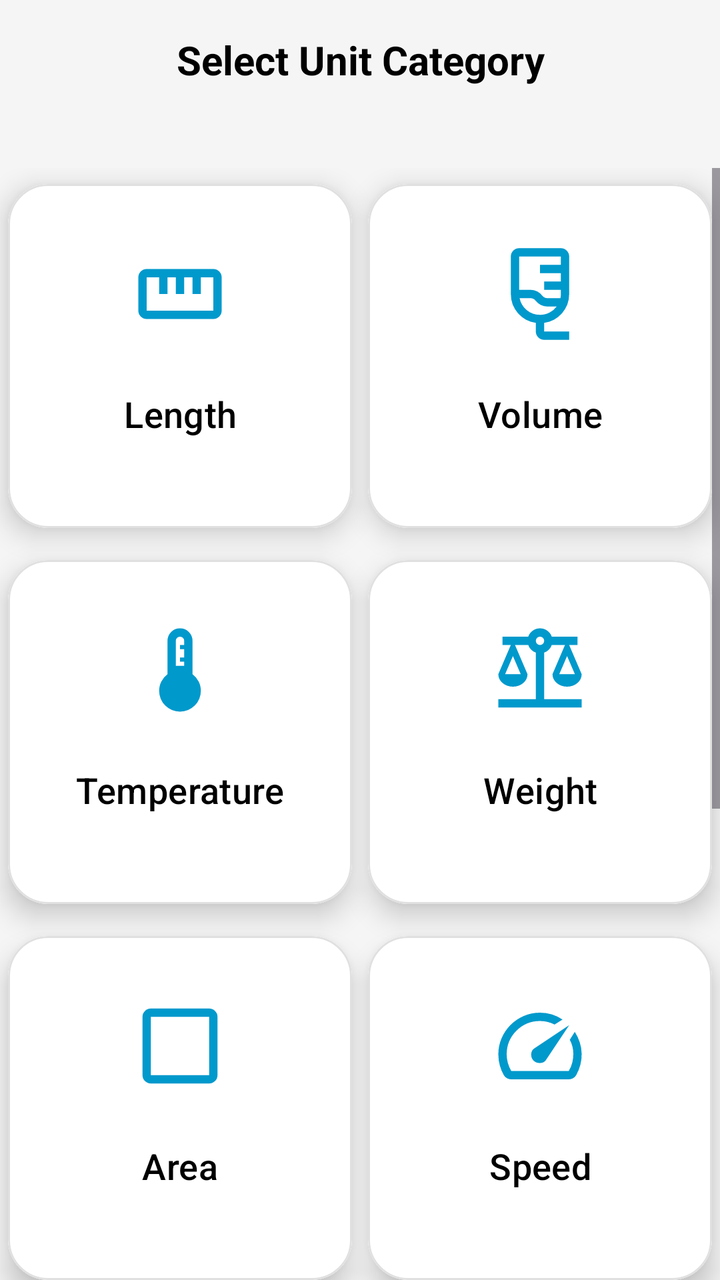
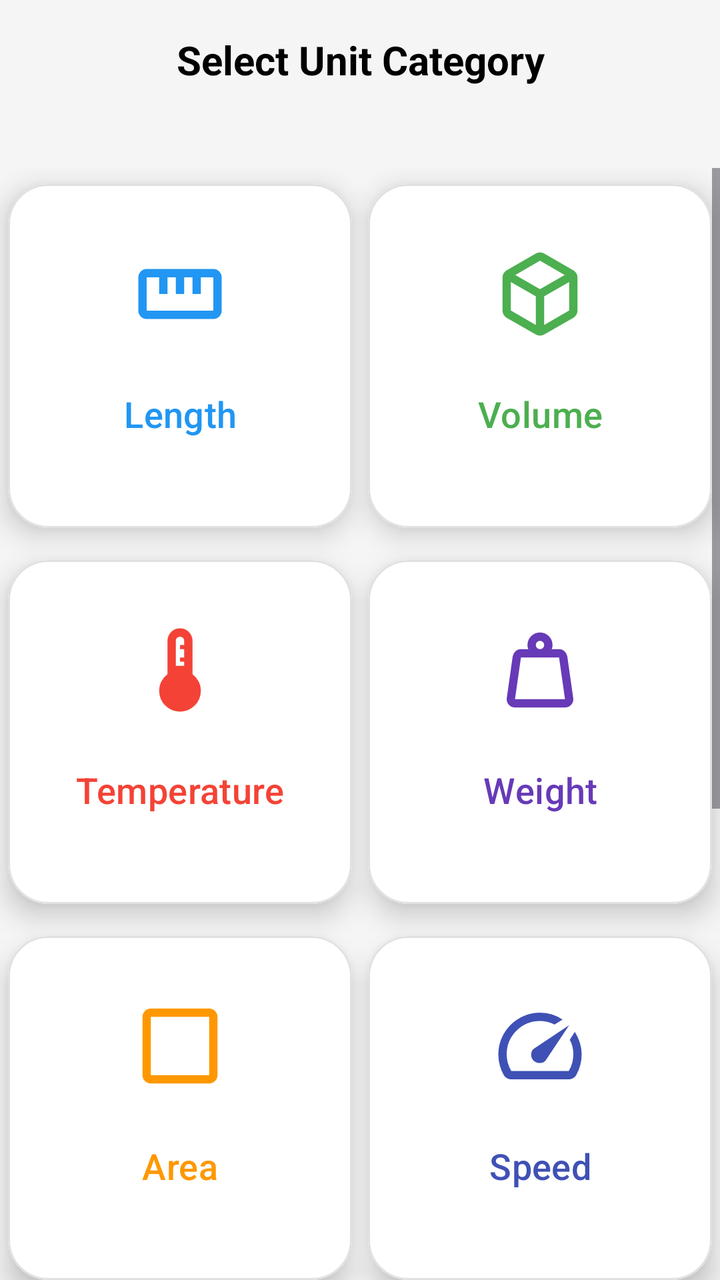

An Android layout rendered at two revisions. The XML below is the earlier revision; the diff shows what the commit changed to produce the second picture.
<!-- AndroidManifest.xml: application theme Theme.UnitConverter -->
<!-- res/layout/activity_main.xml -->
<?xml version="1.0" encoding="utf-8"?>
<RelativeLayout xmlns:android="http://schemas.android.com/apk/res/android"
    xmlns:app="http://schemas.android.com/apk/res-auto"
    xmlns:tools="http://schemas.android.com/tools"
    android:id="@+id/main"
    android:layout_width="match_parent"
    android:layout_height="match_parent"
    android:background="#F5F5F5"
    tools:context=".MainActivity">
    <TextView
        android:layout_width="match_parent"
        android:layout_height="wrap_content"
        android:minHeight="60dp"
        android:id="@+id/Select"
        android:text="Select Unit Category"
        android:textStyle="bold"
        android:textColor="#000000"
        android:gravity="center"
        android:background="@android:color/transparent"
        android:textSize="20sp"
        />
    <Space
        android:layout_width="match_parent"
        android:id="@+id/space"
        android:layout_below="@+id/Select"
        android:background="@android:color/transparent"
        android:layout_height="24dp"/>
    <ScrollView
        android:layout_width="match_parent"
        android:layout_height="match_parent"
        android:background="@android:color/transparent"
        android:layout_below="@+id/space">
    <LinearLayout
        android:layout_width="match_parent"
        android:layout_height="wrap_content"
        android:background="@android:color/transparent"
        android:clipChildren="false"
        android:clipToPadding="false"
        android:orientation="vertical">

        <GridLayout
            android:layout_width="match_parent"
            android:layout_height="wrap_content"
            android:alignmentMode="alignMargins"
            android:columnCount="2"
            android:background="@android:color/transparent"
            android:columnOrderPreserved="false"
            android:useDefaultMargins="true"
            android:clipChildren="false"
            android:clipToPadding="false"
            android:rowCount="5">

            <com.google.android.material.button.MaterialButton
                android:id="@+id/length"
                android:layout_width="0dp"
                android:layout_height="180dp"
                android:layout_rowWeight="1"
                android:layout_columnWeight="1"
                android:backgroundTint="@color/white"
                app:cornerRadius="20dp"
                app:elevation="8dp"
                android:translationZ="8dp"
                app:strokeWidth="1dp"
                app:strokeColor="#E0E0E0"
                style="@style/Widget.Material3.Button.ElevatedButton"
                android:stateListAnimator="@null"
                android:outlineProvider="background"
                android:clipToOutline="true"
                android:drawableTop="@drawable/length"
                android:paddingTop="30dp"
                android:paddingBottom="30dp"
                android:gravity="center"
                android:text="Length"
                android:textColor="@color/black"
                android:textSize="18sp" />

            <com.google.android.material.button.MaterialButton
                android:id="@+id/volume"
                android:layout_width="0dp"
                android:layout_height="180dp"
                android:layout_rowWeight="1"
                android:layout_columnWeight="1"
                android:backgroundTint="@color/white"
                app:cornerRadius="20dp"
                app:elevation="8dp"
                android:translationZ="8dp"
                app:strokeWidth="1dp"
                app:strokeColor="#E0E0E0"
                style="@style/Widget.Material3.Button.ElevatedButton"
                android:stateListAnimator="@null"
                android:outlineProvider="background"
                android:clipToOutline="true"
                android:drawableTop="@drawable/volume"
                android:paddingTop="30dp"
                android:paddingBottom="30dp"
                android:gravity="center"
                android:text="Volume"
                android:textColor="@color/black"
                android:textSize="18sp" />

            <com.google.android.material.button.MaterialButton
                android:id="@+id/temp"
                android:layout_width="0dp"
                android:layout_height="180dp"
                android:layout_rowWeight="1"
                android:layout_columnWeight="1"
                android:backgroundTint="@color/white"
                app:cornerRadius="20dp"
                app:elevation="8dp"
                android:translationZ="8dp"
                app:strokeWidth="1dp"
                app:strokeColor="#E0E0E0"
                style="@style/Widget.Material3.Button.ElevatedButton"
                android:stateListAnimator="@null"
                android:outlineProvider="background"
                android:clipToOutline="true"
                android:drawableTop="@drawable/temperature"
                android:paddingTop="30dp"
                android:paddingBottom="30dp"
                android:gravity="center"
                android:text="Temperature"
                android:textColor="@color/black"
                android:textSize="18sp" />

            <com.google.android.material.button.MaterialButton
                android:id="@+id/weight"
                android:layout_width="0dp"
                android:layout_height="180dp"
                android:layout_rowWeight="1"
                android:layout_columnWeight="1"
                android:backgroundTint="@color/white"
                app:cornerRadius="20dp"
                app:elevation="8dp"
                android:translationZ="8dp"
                app:strokeWidth="1dp"
                app:strokeColor="#E0E0E0"
                style="@style/Widget.Material3.Button.ElevatedButton"
                android:stateListAnimator="@null"
                android:outlineProvider="background"
                android:clipToOutline="true"
                android:drawableTop="@drawable/weight"
                android:paddingTop="30dp"
                android:paddingBottom="30dp"
                android:gravity="center"
                android:text="Weight"
                android:textColor="@color/black"
                android:textSize="18sp" />

            <com.google.android.material.button.MaterialButton
                android:id="@+id/area"
                android:layout_width="0dp"
                android:layout_height="180dp"
                android:layout_rowWeight="1"
                android:layout_columnWeight="1"
                android:backgroundTint="@color/white"
                app:cornerRadius="20dp"
                app:elevation="8dp"
                android:translationZ="8dp"
                app:strokeWidth="1dp"
                app:strokeColor="#E0E0E0"
                style="@style/Widget.Material3.Button.ElevatedButton"
                android:stateListAnimator="@null"
                android:outlineProvider="background"
                android:clipToOutline="true"
                android:drawableTop="@drawable/area"
                android:paddingTop="30dp"
                android:paddingBottom="30dp"
                android:gravity="center"
                android:text="Area"
                android:textColor="@color/black"
                android:textSize="18sp" />

            <com.google.android.material.button.MaterialButton
                android:id="@+id/speed"
                android:layout_width="0dp"
                android:layout_height="180dp"
                android:layout_rowWeight="1"
                android:layout_columnWeight="1"
                android:backgroundTint="@color/white"
                app:cornerRadius="20dp"
                app:elevation="8dp"
                android:translationZ="8dp"
                app:strokeWidth="1dp"
                app:strokeColor="#E0E0E0"
                style="@style/Widget.Material3.Button.ElevatedButton"
                android:stateListAnimator="@null"
                android:outlineProvider="background"
                android:clipToOutline="true"
                android:drawableTop="@drawable/speed"
                android:paddingTop="30dp"
                android:paddingBottom="30dp"
                android:gravity="center"
                android:text="Speed"
                android:textColor="@color/black"
                android:textSize="18sp" />

            <com.google.android.material.button.MaterialButton
                android:id="@+id/time"
                android:layout_width="0dp"
                android:layout_height="180dp"
                android:layout_rowWeight="1"
                android:layout_columnWeight="1"
                android:backgroundTint="@color/white"
                app:cornerRadius="20dp"
                app:elevation="8dp"
                android:translationZ="8dp"
                app:strokeWidth="1dp"
                app:strokeColor="#E0E0E0"
                style="@style/Widget.Material3.Button.ElevatedButton"
                android:stateListAnimator="@null"
                android:outlineProvider="background"
                android:clipToOutline="true"
                android:drawableTop="@drawable/time"
                android:paddingTop="30dp"
                android:paddingBottom="30dp"
                android:gravity="center"
                android:text="Time"
                android:textColor="@color/black"
                android:textSize="18sp" />

            <com.google.android.material.button.MaterialButton
                android:id="@+id/pressure"
                android:layout_width="0dp"
                android:layout_height="180dp"
                android:layout_rowWeight="1"
                android:layout_columnWeight="1"
                android:backgroundTint="@color/white"
                app:cornerRadius="20dp"
                app:elevation="8dp"
                android:translationZ="8dp"
                app:strokeWidth="1dp"
                app:strokeColor="#E0E0E0"
                style="@style/Widget.Material3.Button.ElevatedButton"
                android:stateListAnimator="@null"
                android:outlineProvider="background"
                android:clipToOutline="true"
                android:drawableTop="@drawable/pressure"
                android:paddingTop="30dp"
                android:paddingBottom="30dp"
                android:gravity="center"
                android:text="Pressure"
                android:textColor="@color/black"
                android:textSize="18sp" />

            <com.google.android.material.button.MaterialButton
                android:id="@+id/energy"
                android:layout_width="0dp"
                android:layout_height="180dp"
                android:layout_rowWeight="1"
                android:layout_columnWeight="1"
                android:backgroundTint="@color/white"
                app:cornerRadius="20dp"
                app:elevation="8dp"
                android:translationZ="8dp"
                app:strokeWidth="1dp"
                app:strokeColor="#E0E0E0"
                style="@style/Widget.Material3.Button.ElevatedButton"
                android:stateListAnimator="@null"
                android:outlineProvider="background"
                android:clipToOutline="true"
                android:drawableTop="@drawable/energy"
                android:paddingTop="30dp"
                android:paddingBottom="30dp"
                android:gravity="center"
                android:text="Energy"
                android:textColor="@color/black"
                android:textSize="18sp" />

            <com.google.android.material.button.MaterialButton
                android:id="@+id/data"
                android:layout_width="0dp"
                android:layout_height="180dp"
                android:layout_rowWeight="1"
                android:layout_columnWeight="1"
                android:backgroundTint="@color/white"
                app:cornerRadius="20dp"
                app:elevation="8dp"
                android:translationZ="8dp"
                app:strokeWidth="1dp"
                app:strokeColor="#E0E0E0"
                style="@style/Widget.Material3.Button.ElevatedButton"
                android:stateListAnimator="@null"
                android:outlineProvider="background"
                android:clipToOutline="true"
                android:drawableTop="@drawable/data"
                android:paddingTop="30dp"
                android:paddingBottom="30dp"
                android:gravity="center"
                android:text="Data Storage"
                android:textColor="@color/black"
                android:textSize="18sp" />


        </GridLayout>
        <Space
            android:layout_width="match_parent"
            android:layout_height="25dp"/>


    </LinearLayout>
    </ScrollView>
</RelativeLayout>
<!-- resources referenced by this layout -->
<resources>
  <color name="black">#FF000000</color>
  <!-- drawable area (drawable) -->
  <vector xmlns:android="http://schemas.android.com/apk/res/android"
      android:width="50dp"
      android:height="50dp"
      android:viewportWidth="960"
      android:viewportHeight="960">
    <path
        android:pathData="M200,840q-33,0 -56.5,-23.5T120,760v-560q0,-33 23.5,-56.5T200,120h560q33,0 56.5,23.5T840,200v560q0,33 -23.5,56.5T760,840L200,840ZM200,760h560v-560L200,200v560ZM200,760v-560,560Z"
        android:fillColor="#Ff0099cc"/>
  </vector>
  <!-- drawable data (drawable) -->
  <vector xmlns:android="http://schemas.android.com/apk/res/android"
      android:width="50dp"
      android:height="50dp"
      android:viewportWidth="960"
      android:viewportHeight="960">
    <path
        android:pathData="M360,440h80v-160h-80v160ZM480,440h80v-160h-80v160ZM600,440h80v-160h-80v160ZM240,880q-33,0 -56.5,-23.5T160,800v-480l240,-240h320q33,0 56.5,23.5T800,160v640q0,33 -23.5,56.5T720,880L240,880ZM240,800h480v-640L434,160L240,354v446ZM240,800h480,-480Z"
        android:fillColor="#Ff0099cc"/>
  </vector>
  <!-- drawable energy (drawable) -->
  <vector xmlns:android="http://schemas.android.com/apk/res/android"
      android:width="50dp"
      android:height="50dp"
      android:viewportWidth="960"
      android:viewportHeight="960">
    <path
        android:pathData="M360,880v-40q0,-32 24,-53.5t56,-26.5v-286q-22,-8 -38.5,-23T374,416l-76,20q-36,8 -68.5,-6T188,382l174,-44q8,-41 38,-68t72,-30l24,-90q10,-35 38.5,-55.5T598,82l-50,180q25,16 38.5,42t13.5,56q0,13 -3,25.5t-7,24.5l54,56q25,26 29.5,61T654,586L534,466q-3,3 -6.5,4.5T520,474v286q32,5 56,26.5t24,53.5v40L360,880ZM480,420q25,0 42.5,-17.5T540,360q0,-25 -17.5,-42.5T480,300q-25,0 -42.5,17.5T420,360q0,25 17.5,42.5T480,420Z"
        android:fillColor="#Ff0099cc"/>
  </vector>
  <!-- drawable length (drawable) -->
  <vector xmlns:android="http://schemas.android.com/apk/res/android"
      android:width="50dp"
      android:height="50dp"
      android:viewportWidth="960"
      android:viewportHeight="960">
    <path
        android:pathData="M160,720q-33,0 -56.5,-23.5T80,640v-320q0,-33 23.5,-56.5T160,240h640q33,0 56.5,23.5T880,320v320q0,33 -23.5,56.5T800,720L160,720ZM160,640h640v-320L680,320v160h-80v-160h-80v160h-80v-160h-80v160h-80v-160L160,320v320ZM280,480h80,-80ZM440,480h80,-80ZM600,480h80,-80ZM480,480Z"
        android:fillColor="#Ff0099cc"/>
  </vector>
  <!-- drawable pressure (drawable) -->
  <vector xmlns:android="http://schemas.android.com/apk/res/android"
      android:width="50dp"
      android:height="50dp"
      android:viewportWidth="960"
      android:viewportHeight="960">
    <path
        android:pathData="M760,320q-17,0 -28.5,-11.5T720,280q0,-8 3.5,-15.5T732,252q12,-12 55,-27l43,-15q-8,23 -15,43 -6,17 -13.5,33T788,308q-5,5 -12.5,8.5T760,320ZM160,840q-33,0 -56.5,-23.5T80,760v-560q0,-33 23.5,-56.5T160,120h240q33,0 56.5,23.5T480,200v327q9,-3 19,-5t21,-2q50,0 85,35t35,85v80q0,17 11.5,28.5T680,760q17,0 28.5,-11.5T720,720v-200h-40v-57q-54,-23 -87,-72t-33,-111q0,-83 58.5,-141.5T760,80q83,0 141.5,58.5T960,280q0,62 -33,111t-87,72v57h-40v200q0,50 -35,85t-85,35q-50,0 -85,-35t-35,-85v-80q0,-17 -11.5,-28.5T520,600q-17,0 -28.5,11.5T480,640v120q0,33 -23.5,56.5T400,840L160,840ZM760,400q50,0 85,-35t35,-85q0,-50 -35,-85t-85,-35q-50,0 -85,35t-35,85q0,50 35,85t85,35ZM160,760h240v-80l-80,80v-113l80,-80v-87l-80,80v-113l80,-80v-87l-80,80v-113l47,-47L193,200l47,47v113l-80,-80v87l80,80v113l-80,-80v87l80,80v113l-80,-80v80ZM280,480Z"
        android:fillColor="#Ff0099cc"/>
  </vector>
  <!-- drawable speed (drawable) -->
  <vector xmlns:android="http://schemas.android.com/apk/res/android"
      android:width="50dp"
      android:height="50dp"
      android:viewportWidth="960"
      android:viewportHeight="960">
    <path
        android:pathData="M418,620q24,24 62,23.5t56,-27.5l224,-336 -336,224q-27,18 -28.5,55t22.5,61ZM480,160q59,0 113.5,16.5T696,226l-76,48q-33,-17 -68.5,-25.5T480,240q-133,0 -226.5,93.5T160,560q0,42 11.5,83t32.5,77h552q23,-38 33.5,-79t10.5,-85q0,-36 -8.5,-70T766,420l48,-76q30,47 47.5,100T880,554q1,57 -13,109t-41,99q-11,18 -30,28t-40,10L204,800q-21,0 -40,-10t-30,-28q-26,-45 -40,-95.5T80,560q0,-83 31.5,-155.5t86,-127Q252,223 325,191.5T480,160ZM487,473Z"
        android:fillColor="#Ff0099cc"/>
  </vector>
  <!-- drawable temperature (drawable) -->
  <vector xmlns:android="http://schemas.android.com/apk/res/android"
      android:width="50dp"
      android:height="50dp"
      android:viewportWidth="960"
      android:viewportHeight="960">
    <path
        android:pathData="M480,880q-83,0 -141.5,-58.5T280,680q0,-48 21,-89.5t59,-70.5v-320q0,-50 35,-85t85,-35q50,0 85,35t35,85v320q38,29 59,70.5t21,89.5q0,83 -58.5,141.5T480,880ZM440,440h80v-40h-40v-40h40v-80h-40v-40h40v-40q0,-17 -11.5,-28.5T480,160q-17,0 -28.5,11.5T440,200v240Z"
        android:fillColor="#Ff0099cc"/>
  </vector>
  <!-- drawable time (drawable) -->
  <vector xmlns:android="http://schemas.android.com/apk/res/android"
      android:width="50dp"
      android:height="50dp"
      android:viewportWidth="960"
      android:viewportHeight="960">
    <path
        android:pathData="M330,690h80v-340L290,350v80h40v260ZM530,690h60q33,0 56.5,-23.5T670,610v-180q0,-33 -23.5,-56.5T590,350h-60q-33,0 -56.5,23.5T450,430v180q0,33 23.5,56.5T530,690ZM530,610v-180h60v180h-60ZM360,120v-80h240v80L360,120ZM480,880q-74,0 -139.5,-28.5T226,774q-49,-49 -77.5,-114.5T120,520q0,-74 28.5,-139.5T226,266q49,-49 114.5,-77.5T480,160q62,0 119,20t107,58l56,-56 56,56 -56,56q38,50 58,107t20,119q0,74 -28.5,139.5T734,774q-49,49 -114.5,77.5T480,880ZM480,800q116,0 198,-82t82,-198q0,-116 -82,-198t-198,-82q-116,0 -198,82t-82,198q0,116 82,198t198,82ZM480,520Z"
        android:fillColor="#Ff0099cc"/>
  </vector>
  <!-- drawable volume (drawable) -->
  <vector xmlns:android="http://schemas.android.com/apk/res/android"
      android:width="50dp"
      android:height="50dp"
      android:viewportWidth="960"
      android:viewportHeight="960">
    <path
        android:pathData="M520,920q-33,0 -56.5,-23.5T440,840v-83q-103,-14 -171.5,-92.5T200,480v-360q0,-33 23.5,-56.5T280,40h400q33,0 56.5,23.5T760,120v360q0,106 -68.5,184.5T520,757v83h240v80L520,920ZM550,520h126q2,-10 3,-19.5t1,-20.5v-40L520,440v-80h160v-80L480,280v-80h200v-80L280,120v320h110q33,0 62.5,15t49.5,41q8,11 21,17.5t27,6.5ZM480,680q49,0 91,-21.5t69,-58.5h-90q-33,0 -62.5,-15T438,544q-8,-11 -21,-17.5t-27,-6.5L284,520q14,69 68.5,114.5T480,680ZM438,520Z"
        android:fillColor="#Ff0099cc"/>
  </vector>
  <!-- drawable weight (drawable) -->
  <vector xmlns:android="http://schemas.android.com/apk/res/android"
      android:width="50dp"
      android:height="50dp"
      android:viewportWidth="960"
      android:viewportHeight="960">
    <path
        android:pathData="M80,840v-80h360v-447q-26,-9 -45,-28t-28,-45L240,240l120,280q0,50 -41,85t-99,35q-58,0 -99,-35t-41,-85l120,-280h-80v-80h247q12,-35 43,-57.5t70,-22.5q39,0 70,22.5t43,57.5h247v80h-80l120,280q0,50 -41,85t-99,35q-58,0 -99,-35t-41,-85l120,-280L593,240q-9,26 -28,45t-45,28v447h360v80L80,840ZM665,520h150l-75,-174 -75,174ZM145,520h150l-75,-174 -75,174ZM480,240q17,0 28.5,-11.5T520,200q0,-17 -11.5,-28.5T480,160q-17,0 -28.5,11.5T440,200q0,17 11.5,28.5T480,240Z"
        android:fillColor="#Ff0099cc"/>
  </vector>
  <!-- unchanged entries left out for length: 3 -->
</resources>

<!-- the commit's change to res/layout/activity_main.xml (unified diff, before → after) -->
@@ -71,7 +71,7 @@
                 android:paddingBottom="30dp"
                 android:gravity="center"
                 android:text="Length"
-                android:textColor="@color/black"
+                android:textColor="#2196F3"
                 android:textSize="18sp" />
 
             <com.google.android.material.button.MaterialButton
@@ -90,12 +90,12 @@
                 android:stateListAnimator="@null"
                 android:outlineProvider="background"
                 android:clipToOutline="true"
-                android:drawableTop="@drawable/volume"
+                android:drawableTop="@drawable/volume1"
                 android:paddingTop="30dp"
                 android:paddingBottom="30dp"
                 android:gravity="center"
                 android:text="Volume"
-                android:textColor="@color/black"
+                android:textColor="#4CAF50"
                 android:textSize="18sp" />
 
             <com.google.android.material.button.MaterialButton
@@ -119,7 +119,7 @@
                 android:paddingBottom="30dp"
                 android:gravity="center"
                 android:text="Temperature"
-                android:textColor="@color/black"
+                android:textColor="#F44336"
                 android:textSize="18sp" />
 
             <com.google.android.material.button.MaterialButton
@@ -138,12 +138,12 @@
                 android:stateListAnimator="@null"
                 android:outlineProvider="background"
                 android:clipToOutline="true"
-                android:drawableTop="@drawable/weight"
+                android:drawableTop="@drawable/weight__2_"
                 android:paddingTop="30dp"
                 android:paddingBottom="30dp"
                 android:gravity="center"
                 android:text="Weight"
-                android:textColor="@color/black"
+                android:textColor="#673AB7"
                 android:textSize="18sp" />
 
             <com.google.android.material.button.MaterialButton
@@ -167,7 +167,7 @@
                 android:paddingBottom="30dp"
                 android:gravity="center"
                 android:text="Area"
-                android:textColor="@color/black"
+                android:textColor="#FF9800"
                 android:textSize="18sp" />
 
             <com.google.android.material.button.MaterialButton
@@ -191,7 +191,7 @@
                 android:paddingBottom="30dp"
                 android:gravity="center"
                 android:text="Speed"
-                android:textColor="@color/black"
+                android:textColor="#3F51B5"
                 android:textSize="18sp" />
 
             <com.google.android.material.button.MaterialButton
@@ -215,7 +215,7 @@
                 android:paddingBottom="30dp"
                 android:gravity="center"
                 android:text="Time"
-                android:textColor="@color/black"
+                android:textColor="#795548"
                 android:textSize="18sp" />
 
             <com.google.android.material.button.MaterialButton
@@ -239,7 +239,7 @@
                 android:paddingBottom="30dp"
                 android:gravity="center"
                 android:text="Pressure"
-                android:textColor="@color/black"
+                android:textColor="#D32F2F"
                 android:textSize="18sp" />
 
             <com.google.android.material.button.MaterialButton
@@ -263,7 +263,7 @@
                 android:paddingBottom="30dp"
                 android:gravity="center"
                 android:text="Energy"
-                android:textColor="@color/black"
+                android:textColor="#FFC107"
                 android:textSize="18sp" />
 
             <com.google.android.material.button.MaterialButton
@@ -287,7 +287,7 @@
                 android:paddingBottom="30dp"
                 android:gravity="center"
                 android:text="Data Storage"
-                android:textColor="@color/black"
+                android:textColor="#00BCD4"
                 android:textSize="18sp" />
 
 
<!-- resource entries referenced after the edit -->
@@ -1,6 +1,5 @@
 <!-- resources referenced by this layout -->
 <resources>
-  <color name="black">#FF000000</color>
   <!-- drawable area (drawable) -->
   <vector xmlns:android="http://schemas.android.com/apk/res/android"
       android:width="50dp"
@@ -9,7 +8,7 @@
       android:viewportHeight="960">
     <path
         android:pathData="M200,840q-33,0 -56.5,-23.5T120,760v-560q0,-33 23.5,-56.5T200,120h560q33,0 56.5,23.5T840,200v560q0,33 -23.5,56.5T760,840L200,840ZM200,760h560v-560L200,200v560ZM200,760v-560,560Z"
-        android:fillColor="#Ff0099cc"/>
+        android:fillColor="#FF9800"/>
   </vector>
   <!-- drawable data (drawable) -->
   <vector xmlns:android="http://schemas.android.com/apk/res/android"
@@ -19,7 +18,7 @@
       android:viewportHeight="960">
     <path
         android:pathData="M360,440h80v-160h-80v160ZM480,440h80v-160h-80v160ZM600,440h80v-160h-80v160ZM240,880q-33,0 -56.5,-23.5T160,800v-480l240,-240h320q33,0 56.5,23.5T800,160v640q0,33 -23.5,56.5T720,880L240,880ZM240,800h480v-640L434,160L240,354v446ZM240,800h480,-480Z"
-        android:fillColor="#Ff0099cc"/>
+        android:fillColor="#00BCD4"/>
   </vector>
   <!-- drawable energy (drawable) -->
   <vector xmlns:android="http://schemas.android.com/apk/res/android"
@@ -29,7 +28,7 @@
       android:viewportHeight="960">
     <path
         android:pathData="M360,880v-40q0,-32 24,-53.5t56,-26.5v-286q-22,-8 -38.5,-23T374,416l-76,20q-36,8 -68.5,-6T188,382l174,-44q8,-41 38,-68t72,-30l24,-90q10,-35 38.5,-55.5T598,82l-50,180q25,16 38.5,42t13.5,56q0,13 -3,25.5t-7,24.5l54,56q25,26 29.5,61T654,586L534,466q-3,3 -6.5,4.5T520,474v286q32,5 56,26.5t24,53.5v40L360,880ZM480,420q25,0 42.5,-17.5T540,360q0,-25 -17.5,-42.5T480,300q-25,0 -42.5,17.5T420,360q0,25 17.5,42.5T480,420Z"
-        android:fillColor="#Ff0099cc"/>
+        android:fillColor="#FFC107"/>
   </vector>
   <!-- drawable length (drawable) -->
   <vector xmlns:android="http://schemas.android.com/apk/res/android"
@@ -39,7 +38,7 @@
       android:viewportHeight="960">
     <path
         android:pathData="M160,720q-33,0 -56.5,-23.5T80,640v-320q0,-33 23.5,-56.5T160,240h640q33,0 56.5,23.5T880,320v320q0,33 -23.5,56.5T800,720L160,720ZM160,640h640v-320L680,320v160h-80v-160h-80v160h-80v-160h-80v160h-80v-160L160,320v320ZM280,480h80,-80ZM440,480h80,-80ZM600,480h80,-80ZM480,480Z"
-        android:fillColor="#Ff0099cc"/>
+        android:fillColor="#2196F3"/>
   </vector>
   <!-- drawable pressure (drawable) -->
   <vector xmlns:android="http://schemas.android.com/apk/res/android"
@@ -49,7 +48,7 @@
       android:viewportHeight="960">
     <path
         android:pathData="M760,320q-17,0 -28.5,-11.5T720,280q0,-8 3.5,-15.5T732,252q12,-12 55,-27l43,-15q-8,23 -15,43 -6,17 -13.5,33T788,308q-5,5 -12.5,8.5T760,320ZM160,840q-33,0 -56.5,-23.5T80,760v-560q0,-33 23.5,-56.5T160,120h240q33,0 56.5,23.5T480,200v327q9,-3 19,-5t21,-2q50,0 85,35t35,85v80q0,17 11.5,28.5T680,760q17,0 28.5,-11.5T720,720v-200h-40v-57q-54,-23 -87,-72t-33,-111q0,-83 58.5,-141.5T760,80q83,0 141.5,58.5T960,280q0,62 -33,111t-87,72v57h-40v200q0,50 -35,85t-85,35q-50,0 -85,-35t-35,-85v-80q0,-17 -11.5,-28.5T520,600q-17,0 -28.5,11.5T480,640v120q0,33 -23.5,56.5T400,840L160,840ZM760,400q50,0 85,-35t35,-85q0,-50 -35,-85t-85,-35q-50,0 -85,35t-35,85q0,50 35,85t85,35ZM160,760h240v-80l-80,80v-113l80,-80v-87l-80,80v-113l80,-80v-87l-80,80v-113l47,-47L193,200l47,47v113l-80,-80v87l80,80v113l-80,-80v87l80,80v113l-80,-80v80ZM280,480Z"
-        android:fillColor="#Ff0099cc"/>
+        android:fillColor="#D32F2F"/>
   </vector>
   <!-- drawable speed (drawable) -->
   <vector xmlns:android="http://schemas.android.com/apk/res/android"
@@ -59,7 +58,7 @@
       android:viewportHeight="960">
     <path
         android:pathData="M418,620q24,24 62,23.5t56,-27.5l224,-336 -336,224q-27,18 -28.5,55t22.5,61ZM480,160q59,0 113.5,16.5T696,226l-76,48q-33,-17 -68.5,-25.5T480,240q-133,0 -226.5,93.5T160,560q0,42 11.5,83t32.5,77h552q23,-38 33.5,-79t10.5,-85q0,-36 -8.5,-70T766,420l48,-76q30,47 47.5,100T880,554q1,57 -13,109t-41,99q-11,18 -30,28t-40,10L204,800q-21,0 -40,-10t-30,-28q-26,-45 -40,-95.5T80,560q0,-83 31.5,-155.5t86,-127Q252,223 325,191.5T480,160ZM487,473Z"
-        android:fillColor="#Ff0099cc"/>
+        android:fillColor="#3F51B5"/>
   </vector>
   <!-- drawable temperature (drawable) -->
   <vector xmlns:android="http://schemas.android.com/apk/res/android"
@@ -69,7 +68,7 @@
       android:viewportHeight="960">
     <path
         android:pathData="M480,880q-83,0 -141.5,-58.5T280,680q0,-48 21,-89.5t59,-70.5v-320q0,-50 35,-85t85,-35q50,0 85,35t35,85v320q38,29 59,70.5t21,89.5q0,83 -58.5,141.5T480,880ZM440,440h80v-40h-40v-40h40v-80h-40v-40h40v-40q0,-17 -11.5,-28.5T480,160q-17,0 -28.5,11.5T440,200v240Z"
-        android:fillColor="#Ff0099cc"/>
+        android:fillColor="#F44336"/>
   </vector>
   <!-- drawable time (drawable) -->
   <vector xmlns:android="http://schemas.android.com/apk/res/android"
@@ -79,27 +78,27 @@
       android:viewportHeight="960">
     <path
         android:pathData="M330,690h80v-340L290,350v80h40v260ZM530,690h60q33,0 56.5,-23.5T670,610v-180q0,-33 -23.5,-56.5T590,350h-60q-33,0 -56.5,23.5T450,430v180q0,33 23.5,56.5T530,690ZM530,610v-180h60v180h-60ZM360,120v-80h240v80L360,120ZM480,880q-74,0 -139.5,-28.5T226,774q-49,-49 -77.5,-114.5T120,520q0,-74 28.5,-139.5T226,266q49,-49 114.5,-77.5T480,160q62,0 119,20t107,58l56,-56 56,56 -56,56q38,50 58,107t20,119q0,74 -28.5,139.5T734,774q-49,49 -114.5,77.5T480,880ZM480,800q116,0 198,-82t82,-198q0,-116 -82,-198t-198,-82q-116,0 -198,82t-82,198q0,116 82,198t198,82ZM480,520Z"
-        android:fillColor="#Ff0099cc"/>
+        android:fillColor="#795548"/>
   </vector>
-  <!-- drawable volume (drawable) -->
+  <!-- drawable volume1 (drawable) -->
   <vector xmlns:android="http://schemas.android.com/apk/res/android"
       android:width="50dp"
       android:height="50dp"
       android:viewportWidth="960"
       android:viewportHeight="960">
     <path
-        android:pathData="M520,920q-33,0 -56.5,-23.5T440,840v-83q-103,-14 -171.5,-92.5T200,480v-360q0,-33 23.5,-56.5T280,40h400q33,0 56.5,23.5T760,120v360q0,106 -68.5,184.5T520,757v83h240v80L520,920ZM550,520h126q2,-10 3,-19.5t1,-20.5v-40L520,440v-80h160v-80L480,280v-80h200v-80L280,120v320h110q33,0 62.5,15t49.5,41q8,11 21,17.5t27,6.5ZM480,680q49,0 91,-21.5t69,-58.5h-90q-33,0 -62.5,-15T438,544q-8,-11 -21,-17.5t-27,-6.5L284,520q14,69 68.5,114.5T480,680ZM438,520Z"
-        android:fillColor="#Ff0099cc"/>
+        android:pathData="M440,777v-274L200,364v274l240,139ZM520,777 L760,638v-274L520,503v274ZM480,434 L717,297 480,160 243,297 480,434ZM160,708q-19,-11 -29.5,-29T120,639v-318q0,-22 10.5,-40t29.5,-29l280,-161q19,-11 40,-11t40,11l280,161q19,11 29.5,29t10.5,40v318q0,22 -10.5,40T800,708L520,869q-19,11 -40,11t-40,-11L160,708ZM480,480Z"
+        android:fillColor="#4CAF50"/>
   </vector>
-  <!-- drawable weight (drawable) -->
+  <!-- drawable weight__2_ (drawable) -->
   <vector xmlns:android="http://schemas.android.com/apk/res/android"
       android:width="50dp"
       android:height="50dp"
       android:viewportWidth="960"
       android:viewportHeight="960">
     <path
-        android:pathData="M80,840v-80h360v-447q-26,-9 -45,-28t-28,-45L240,240l120,280q0,50 -41,85t-99,35q-58,0 -99,-35t-41,-85l120,-280h-80v-80h247q12,-35 43,-57.5t70,-22.5q39,0 70,22.5t43,57.5h247v80h-80l120,280q0,50 -41,85t-99,35q-58,0 -99,-35t-41,-85l120,-280L593,240q-9,26 -28,45t-45,28v447h360v80L80,840ZM665,520h150l-75,-174 -75,174ZM145,520h150l-75,-174 -75,174ZM480,240q17,0 28.5,-11.5T520,200q0,-17 -11.5,-28.5T480,160q-17,0 -28.5,11.5T440,200q0,17 11.5,28.5T480,240Z"
-        android:fillColor="#Ff0099cc"/>
+        android:pathData="M240,760h480l-57,-400L297,360l-57,400ZM480,280q17,0 28.5,-11.5T520,240q0,-17 -11.5,-28.5T480,200q-17,0 -28.5,11.5T440,240q0,17 11.5,28.5T480,280ZM593,280h70q30,0 52,20t27,49l57,400q5,36 -18.5,63.5T720,840L240,840q-37,0 -60.5,-27.5T161,749l57,-400q5,-29 27,-49t52,-20h70q-3,-10 -5,-19.5t-2,-20.5q0,-50 35,-85t85,-35q50,0 85,35t35,85q0,11 -2,20.5t-5,19.5ZM240,760h480,-480Z"
+        android:fillColor="#673AB7"/>
   </vector>
   <!-- unchanged entries left out for length: 3 -->
 </resources>
